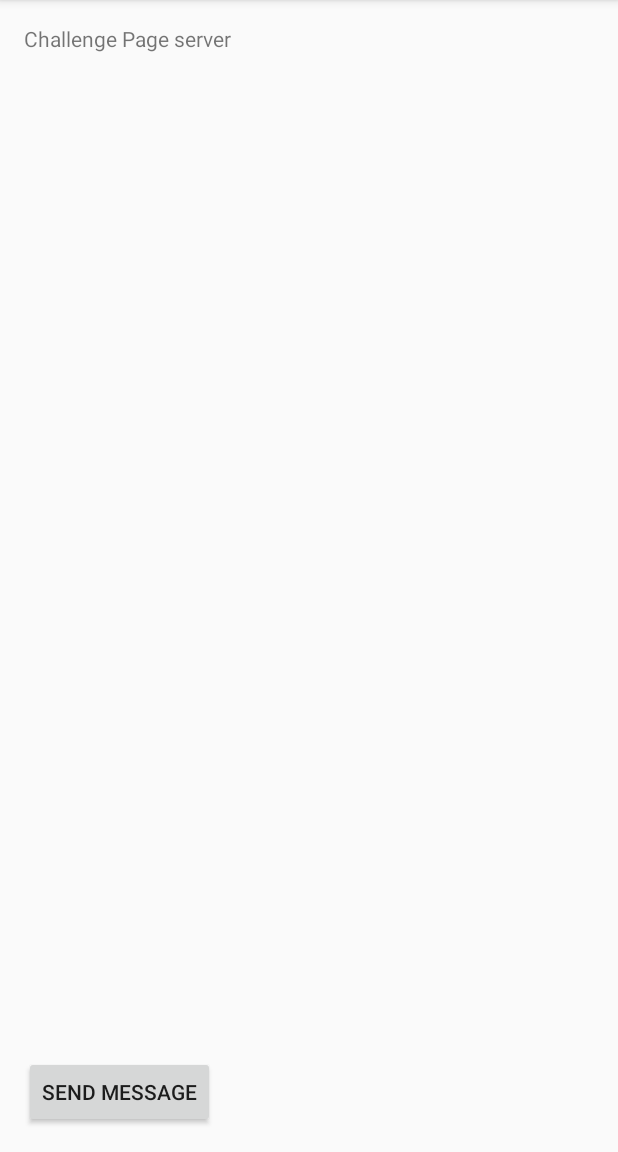
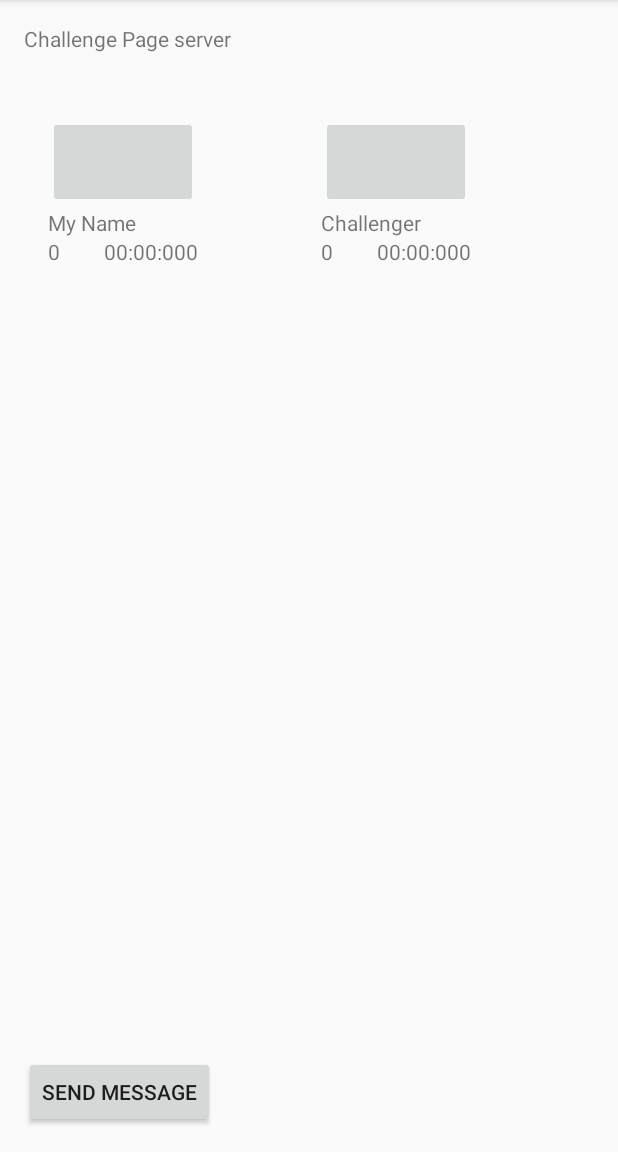
Before and after one commit to Arpoapps/apps, an Android app: the fragment ChallengePageServer placed in its activity, on a phone screen of 412 x 824 dp, the part 84-1236 px from its top. Run offline under Robolectric (Android 15) with nearby library versions, the phone set to English and light mode, and no system bars.

Commit message:
Created gridview for server

```diff
--- /dev/null
+++ b/MyChallenge/app/src/main/java/com/arpo/mychallenge/AdapterChallengers.java
@@ -0,0 +1,86 @@
+package com.arpo.mychallenge;
+
+import android.content.Context;
+import android.net.wifi.ScanResult;
+import android.view.LayoutInflater;
+import android.view.View;
+import android.view.ViewGroup;
+import android.widget.BaseAdapter;
+import android.widget.TextView;
+
+import java.util.List;
+
+/**
+ * Created by jithin on 11/12/16.
+ */
+public class AdapterChallengers extends BaseAdapter {
+
+    List<ListAvatar> list1;
+    Context context;
+
+    AdapterChallengers(Context C)
+    {
+         context = C;
+    }
+
+    AdapterChallengers(Context C, List< ListAvatar> list)
+    {
+        context = C;
+        list1 = list;
+    }
+
+    @Override
+    public int getCount() {
+        return list1.size();
+    }
+
+    @Override
+    public Object getItem(int position) {
+
+        return list1.get(position);
+    }
+
+    @Override
+    public long getItemId(int position) {
+        return 0;
+    }
+
+    @Override
+    public View getView(int position, View convertView, ViewGroup parent) {
+
+
+        ViewHolder viewHolder;
+
+        if(convertView==null){
+            viewHolder=new ViewHolder();
+            convertView= LayoutInflater.from(context).inflate(R.layout.grid_avatar, null, false);
+
+            viewHolder.avatar_name = (TextView)convertView.findViewById(R.id.txt_avatarName);
+            viewHolder.avatar_pushupTaken = (TextView)convertView.findViewById(R.id.txt_pushupCount);
+            viewHolder.avatar_timeTaken = (TextView)convertView.findViewById(R.id.txt_pushUpTimeTaken);
+
+
+            viewHolder.avatar_name.setText(list1.get(position).getName());
+            viewHolder.avatar_pushupTaken.setText(list1.get(position).getPushUpCount());
+            viewHolder.avatar_timeTaken.setText(list1.get(position).getPushUpTimeTaken());
+
+            convertView.setTag(viewHolder);
+
+        }
+        else{
+            viewHolder=(ViewHolder)convertView.getTag();
+        }
+
+        viewHolder.avatar_name.setText(list1.get(position).getName());
+        viewHolder.avatar_pushupTaken.setText(list1.get(position).getPushUpCount());
+        viewHolder.avatar_timeTaken.setText(list1.get(position).getPushUpTimeTaken());
+
+        return convertView;
+    }
+    class  ViewHolder{
+        //    ImageView img;
+        TextView avatar_name;
+        TextView avatar_pushupTaken;
+        TextView avatar_timeTaken;
+    }
+}
--- a/MyChallenge/app/src/main/java/com/arpo/mychallenge/ChallengePageServer.java
+++ b/MyChallenge/app/src/main/java/com/arpo/mychallenge/ChallengePageServer.java
@@ -9,12 +9,15 @@ import android.view.LayoutInflater;
 import android.view.View;
 import android.view.ViewGroup;
 import android.widget.Button;
+import android.widget.GridView;
 
 import java.io.IOException;
 import java.io.OutputStream;
 import java.io.PrintStream;
 import java.net.ServerSocket;
 import java.net.Socket;
+import java.util.ArrayList;
+import java.util.List;
 
 
 /**
@@ -38,6 +41,10 @@ public class ChallengePageServer extends Fragment {
     private OnFragmentInteractionListener mListener;
 
     private Server mServer;
+
+    private GridView gv_avatar;
+    AdapterChallengers avatarAdapter;
+    List<ListAvatar> list;
 
     private ArpoWifi wifiModule;
 
@@ -77,12 +84,49 @@ public class ChallengePageServer extends Fragment {
         Log.d("JKS", str);
     }
 
+    private void fillAvatarInfo()
+    {
+        list = new ArrayList<>();
+        ListAvatar p1 = new ListAvatar();
+        // adding self information
+     //   for(int i = 0; i<10;i++)
+        {
+            p1.setName("My Name");
+            p1.setPushUpTaken("0");
+            p1.setPushUPTimeTaken("00:00:000");
+            list.add(p1);
+        }
+
+        avatarAdapter = new AdapterChallengers(getContext(), list);
+        gv_avatar.setAdapter(avatarAdapter);
+        //gv_avatar.setOnItemClickListener(this);
+
+        addChallengerToGridView();
+
+    }
+
+    public void addChallengerToGridView()
+    {
+
+        ListAvatar p1 = new ListAvatar();
+        p1.setName("Challenger");
+        p1.setPushUpTaken("0");
+        p1.setPushUPTimeTaken("00:00:000");
+        list.add(p1);
+        avatarAdapter.notifyDataSetChanged();
+
+    }
+
     @Override
     public View onCreateView(LayoutInflater inflater, ViewGroup container,
                              Bundle savedInstanceState) {
         // Inflate the layout for this fragment
         View rootView = inflater.inflate(R.layout.fragment_challenge_page_server, container, false);
 
+
+        gv_avatar = (GridView)rootView.findViewById(R.id.grdViewServer);
+        gv_avatar.setNumColumns(2);
+        fillAvatarInfo();
 
         new Thread(new Runnable() {
             public void run(){
--- /dev/null
+++ b/MyChallenge/app/src/main/java/com/arpo/mychallenge/ListAvatar.java
@@ -0,0 +1,42 @@
+package com.arpo.mychallenge;
+
+/**
+ * Created by jithin on 11/12/16.
+ */
+public class ListAvatar {
+
+    String name;
+    String pushUpTaken;
+    String pushUpTimeTaken;
+    int img;
+
+    public String getName()
+    {
+        return name;
+    }
+
+    public String getPushUpCount()
+    {
+        return pushUpTaken;
+    }
+
+    public String getPushUpTimeTaken()
+    {
+        return pushUpTimeTaken;
+    }
+
+    public void setName(String str)
+    {
+        name = str;
+    }
+
+    public void setPushUPTimeTaken(String str)
+    {
+        pushUpTimeTaken = str;
+    }
+
+    public void setPushUpTaken(String str)
+    {
+        pushUpTaken = str;
+    }
+}
--- a/MyChallenge/app/src/main/res/layout/fragment_challenge_page_server.xml
+++ b/MyChallenge/app/src/main/res/layout/fragment_challenge_page_server.xml
@@ -17,4 +17,23 @@
         android:id="@+id/btn_connect_client"
         android:layout_gravity="left|bottom" />
 
+    <RelativeLayout
+        android:layout_width="match_parent"
+        android:layout_height="match_parent"
+        android:layout_gravity="left|bottom">
+
+        <GridView
+            android:layout_width="match_parent"
+            android:layout_height="match_parent"
+            android:layout_alignParentTop="true"
+            android:layout_alignParentLeft="true"
+            android:layout_alignParentStart="true"
+            android:layout_marginLeft="16dp"
+            android:layout_marginStart="16dp"
+            android:layout_marginBottom="61dp"
+            android:layout_marginTop="61dp"
+            android:id="@+id/grdViewServer"
+            ></GridView>
+    </RelativeLayout>
+
 </FrameLayout>
--- /dev/null
+++ b/MyChallenge/app/src/main/res/layout/grid_avatar.xml
@@ -0,0 +1,49 @@
+<?xml version="1.0" encoding="utf-8"?>
+<LinearLayout xmlns:android="http://schemas.android.com/apk/res/android"
+    android:orientation="vertical" android:layout_width="match_parent"
+    android:layout_height="match_parent">
+
+    <RelativeLayout
+        android:layout_width="100dp"
+        android:layout_height="100dp">
+
+        <TextView
+            android:layout_width="wrap_content"
+            android:layout_height="wrap_content"
+            android:text="Avatar"
+            android:id="@+id/txt_avatarName"
+            android:layout_above="@+id/txt_pushupCount"
+            android:layout_alignParentLeft="true"
+            android:layout_alignParentStart="true" />
+
+        <TextView
+            android:layout_width="wrap_content"
+            android:layout_height="wrap_content"
+            android:text="00:00:00"
+            android:id="@+id/txt_pushUpTimeTaken"
+            android:layout_alignBottom="@+id/txt_pushupCount"
+            android:layout_alignParentRight="true"
+            android:layout_alignParentEnd="true" />
+
+        <TextView
+            android:layout_width="wrap_content"
+            android:layout_height="wrap_content"
+            android:text="100"
+            android:id="@+id/txt_pushupCount"
+            android:layout_alignParentBottom="true"
+            android:layout_alignParentLeft="true"
+            android:layout_alignParentStart="true" />
+
+        <ImageButton
+            android:layout_width="wrap_content"
+            android:layout_height="wrap_content"
+            android:id="@+id/imageButton"
+            android:layout_alignParentTop="true"
+            android:layout_alignParentLeft="true"
+            android:layout_alignParentStart="true"
+            android:layout_above="@+id/txt_avatarName"
+            android:layout_alignRight="@+id/txt_pushUpTimeTaken"
+            android:layout_alignEnd="@+id/txt_pushUpTimeTaken" />
+    </RelativeLayout>
+
+</LinearLayout>
```
